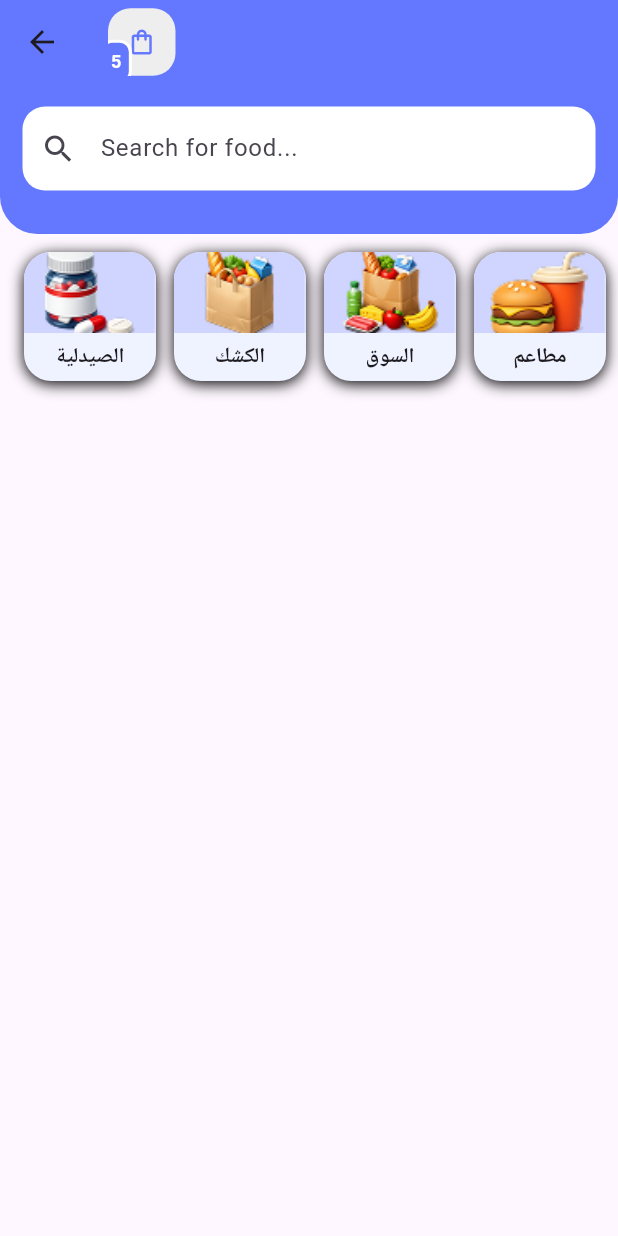
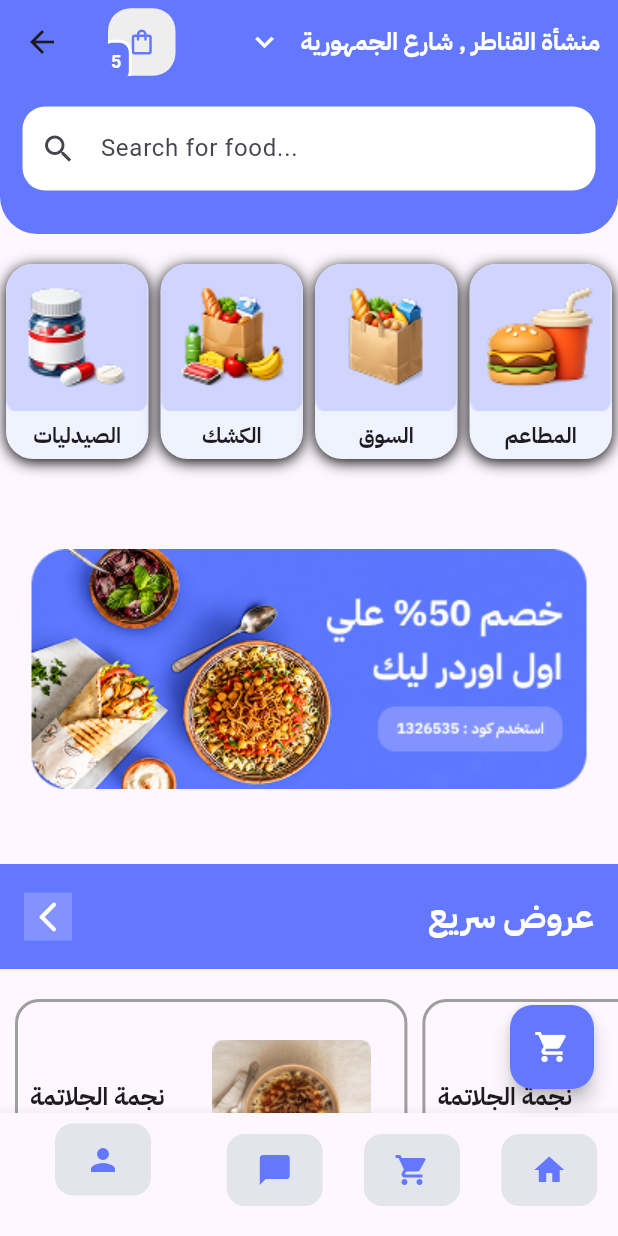
Before and after one commit to Kaream66/Sare3_app, a Flutter app: the HomeViewBody screen opened directly, on a phone screen of 412 x 824 dp. Run offline on Flutter 3.47's test engine with Material 3 defaults, Android fonts, the phone set to English and light mode, and no system bars; our stand-ins replace smooth_page_indicator; project files that could hold a hidden picture were left out.

Commit message:
finish home screen

```diff
--- a/lib/core/helpers/routes.dart
+++ b/lib/core/helpers/routes.dart
@@ -1,10 +1,12 @@
 import 'package:flutter/material.dart';
 import 'package:sare3_app/features/home/views/home_view.dart';
+import 'package:sare3_app/features/home/views/offers_view.dart';
 import 'package:sare3_app/features/onboarding/views/onboarding_view.dart';
 
 class Routes {
   static const String homeViewRoute = '/homeView';
   static const String onboardingRoute = '/onboardingView';
+  static const String offersPageRouate = '/offersPage';
 }
 
 class RouterGenerator {
@@ -14,6 +16,8 @@ class RouterGenerator {
         return MaterialPageRoute(builder: ((context) => HomeView()));
       case Routes.onboardingRoute:
         return MaterialPageRoute(builder: ((context) => OnboardingView()));
+      case Routes.offersPageRouate:
+        return MaterialPageRoute(builder: ((context) => OffersView()));
       default:
         return null;
     }
--- a/lib/core/utils/text_styles.dart
+++ b/lib/core/utils/text_styles.dart
@@ -1,10 +1,34 @@
 import 'package:flutter/material.dart';
 
 abstract class TextStyles {
-  static TextStyle bold24 = TextStyle(fontWeight: FontWeight(700), fontSize: 24);
-  static TextStyle bold22 = TextStyle(fontWeight: FontWeight(700), fontSize: 22);
-  static TextStyle bold16 = TextStyle(fontWeight: FontWeight(700), fontSize: 16);
-  static TextStyle bold14 = TextStyle(fontWeight: FontWeight(700), fontSize: 14);
-  static TextStyle meduim16 = TextStyle(fontWeight: FontWeight(500), fontSize: 16);
-  static TextStyle regular14 = TextStyle(fontWeight: FontWeight(400), fontSize: 14);
+  static TextStyle bold24 = TextStyle(
+    fontWeight: FontWeight(700),
+    fontSize: 24,
+    fontFamily: 'IBM Plex Sans Arabic',
+  );
+  static TextStyle bold22 = TextStyle(
+    fontWeight: FontWeight(700),
+    fontSize: 22,
+    fontFamily: 'IBM Plex Sans Arabic',
+  );
+  static TextStyle bold16 = TextStyle(
+    fontWeight: FontWeight(700),
+    fontSize: 16,
+    fontFamily: 'IBM Plex Sans Arabic',
+  );
+  static TextStyle bold14 = TextStyle(
+    fontWeight: FontWeight(700),
+    fontSize: 14,
+    fontFamily: 'IBM Plex Sans Arabic',
+  );
+  static TextStyle meduim16 = TextStyle(
+    fontWeight: FontWeight(500),
+    fontSize: 16,
+    fontFamily: 'IBM Plex Sans Arabic',
+  );
+  static TextStyle regular14 = TextStyle(
+    fontWeight: FontWeight(400),
+    fontSize: 14,
+    fontFamily: 'IBM Plex Sans Arabic',
+  );
 }
--- /dev/null
+++ b/lib/features/home/views/offers_view.dart
@@ -0,0 +1,47 @@
+import 'package:flutter/material.dart';
+import 'package:sare3_app/core/utils/text_styles.dart';
+
+class OffersView extends StatelessWidget {
+  const OffersView({super.key});
+
+  @override
+  Widget build(BuildContext context) {
+    return SizedBox(
+      height: 150,
+
+      child: ListView.builder(
+        scrollDirection: Axis.horizontal,
+        itemCount: 4,
+        itemBuilder: (context, index) {
+          return Padding(
+            padding: const EdgeInsets.only(left: 10),
+            child: Container(
+              decoration: BoxDecoration(
+                border: Border.all(color: Colors.grey, width: 2),
+                borderRadius: BorderRadius.circular(16),
+              ),
+              child: Row(
+                mainAxisAlignment: MainAxisAlignment.center,
+
+                children: [
+                  Padding(
+                    padding: const EdgeInsets.only(left: 8),
+                    child: Column(
+                      mainAxisAlignment: MainAxisAlignment.center,
+                      children: [
+                        Text('نجمة الجلاتمة', style: TextStyles.bold16),
+                        Text(' علبة جامبو', style: TextStyles.regular14),
+                      ],
+                    ),
+                  ),
+                  SizedBox(width: 10),
+                  Image.asset('assets/images/discount_image.png', width: 150),
+                ],
+              ),
+            ),
+          );
+        },
+      ),
+    );
+  }
+}
--- a/lib/features/home/widgets/categories_list_view.dart
+++ b/lib/features/home/widgets/categories_list_view.dart
@@ -3,52 +3,77 @@ import 'package:sare3_app/core/utils/text_styles.dart';
 import 'package:sare3_app/features/home/models/category_model.dart';
 
 class CategoriesListView extends StatelessWidget {
-  const CategoriesListView({super.key, this.categoryModel, this.categories});
+  const CategoriesListView({super.key, this.categoryModel});
 
   final CategoryModel? categoryModel;
-  final List<CategoryModel>? categories;
-
-  static final List<CategoryModel> defaultCategories = [
-    CategoryModel(
-      name: Text('الصيدلية', style: TextStyles.bold14),
-      image: 'assets/images/pharmcy_logo.png',
-    ),
-    CategoryModel(
-      name: Text('الكشك', style: TextStyles.bold14),
-      image: 'assets/images/shopping_logo.png',
-    ),
-    CategoryModel(
-      name: Text('السوق', style: TextStyles.bold14),
-      image: 'assets/images/market_logo.png',
-    ),
-    CategoryModel(
-      name: Text('مطاعم', style: TextStyles.bold14),
-      image: 'assets/images/food_logo.png',
-    ),
-  ];
 
   @override
   Widget build(BuildContext context) {
-    final items = categories ?? (categoryModel != null ? [categoryModel!] : defaultCategories);
+    return SizedBox(
+      height: 130,
+      child: Row(
+        children: [
+          Expanded(
+            child: Padding(
+              padding: const EdgeInsets.symmetric(horizontal: 4),
+              child: CategoryWidget(
+                ontap: () {},
+                image: 'assets/images/pharmcy_logo.png',
+                title: 'الصيدليات',
+              ),
+            ),
+          ),
+          Expanded(
+            child: Padding(
+              padding: const EdgeInsets.symmetric(horizontal: 4),
+              child: CategoryWidget(
+                ontap: () {},
+                image: 'assets/images/market_logo.png',
+                title: 'الكشك',
+              ),
+            ),
+          ),
+          Expanded(
+            child: Padding(
+              padding: const EdgeInsets.symmetric(horizontal: 4),
+              child: CategoryWidget(
+                ontap: () {},
+                image: 'assets/images/shopping_logo.png',
+                title: 'السوق',
+              ),
+            ),
+          ),
+          Expanded(
+            child: Padding(
+              padding: const EdgeInsets.symmetric(horizontal: 4),
+              child: CategoryWidget(
+                ontap: () {},
+                image: 'assets/images/food_logo.png',
+                title: 'المطاعم',
+              ),
+            ),
+          ),
+        ],
+      ),
+    );
+  }
+}
 
-    return SizedBox(
-      height: 110,
-      child: ListView.separated(
-        scrollDirection: Axis.horizontal,
-        padding: const EdgeInsets.symmetric(horizontal: 16, vertical: 12),
-        itemCount: items.length,
-        separatorBuilder: (context, index) => const SizedBox(width: 12),
-        itemBuilder: (context, index) {
-          final category = items[index];
-
-          return Container(
-            width: 88,
+class CategoryWidget extends StatelessWidget {
+  const CategoryWidget({super.key, required this.ontap, required this.image, required this.title});
+  final VoidCallback ontap;
+  final String image;
+  final String title;
+  @override
+  Widget build(BuildContext context) {
+    return GestureDetector(
+      onTap: ontap,
+      child: Container(
+        width: double.infinity,
         decoration: BoxDecoration(
           color: Color(0xffEFF2FF),
           borderRadius: BorderRadius.circular(18),
-              boxShadow: [
-                BoxShadow(color: Colors.black, blurRadius: 8, offset: const Offset(0, 2)),
-              ],
+          boxShadow: [BoxShadow(color: Colors.black, blurRadius: 8, offset: const Offset(0, 2))],
         ),
         clipBehavior: Clip.antiAlias,
         child: Column(
@@ -56,14 +81,15 @@ class CategoriesListView extends StatelessWidget {
             Expanded(
               child: SizedBox(
                 width: double.infinity,
-                    child: Image.asset(category.image, fit: BoxFit.cover),
+                child: Image.asset(image, fit: BoxFit.cover),
               ),
             ),
-                Padding(padding: const EdgeInsets.symmetric(vertical: 6), child: category.name),
+            Padding(
+              padding: const EdgeInsets.symmetric(vertical: 6),
+              child: Text(title, style: TextStyles.bold14),
+            ),
           ],
         ),
-          );
-        },
       ),
     );
   }
--- a/lib/features/home/widgets/home_view_body.dart
+++ b/lib/features/home/widgets/home_view_body.dart
@@ -1,8 +1,12 @@
 import 'package:flutter/material.dart';
+import 'package:sare3_app/core/helpers/routes.dart';
 import 'package:sare3_app/core/utils/app_colors.dart';
+import 'package:sare3_app/core/utils/text_styles.dart';
 import 'package:sare3_app/core/widgets/cart_widget.dart';
+import 'package:sare3_app/features/home/views/offers_view.dart';
 import 'package:sare3_app/features/home/widgets/categories_list_view.dart';
 import 'package:sare3_app/features/home/widgets/home_search_bar.dart';
+import 'package:sare3_app/features/home/widgets/offer_widget.dart';
 
 class HomeViewBody extends StatefulWidget {
   const HomeViewBody({super.key});
@@ -19,11 +23,146 @@ class _HomeViewBodyState extends State<HomeViewBody> {
         backgroundColor: AppColors.primaryColor,
         elevation: 0,
         title: CartWidget(),
+        actions: [
+          Row(
+            children: [
+              Icon(Icons.keyboard_arrow_down, color: Colors.white),
+              TextButton(
+                onPressed: () {},
+                child: Text(
+                  'منشأة القناطر , شارع الجمهورية',
+                  style: TextStyles.bold16.copyWith(color: Colors.white),
+                ),
+              ),
+            ],
+          ),
+        ],
       ),
-      body: Column(
-        children: [
-          HomeSearchBar(),
-          CategoriesListView(),
+      body: SingleChildScrollView(
+        child: Column(
+          children: [
+            HomeSearchBar(),
+            SizedBox(height: 20),
+            CategoriesListView(),
+
+            SizedBox(height: 50),
+            OfferWidget(),
+            SizedBox(height: 40),
+
+            Container(
+              height: 70,
+              width: double.maxFinite,
+              decoration: BoxDecoration(color: AppColors.primaryColor),
+              child: Padding(
+                padding: const EdgeInsets.all(16.0),
+                child: Row(
+                  children: [
+                    GestureDetector(
+                      onTap: () {
+                        Navigator.pushReplacementNamed(context, Routes.offersPageRouate);
+                      },
+                      child: Container(
+                        height: 32,
+                        width: 32,
+                        decoration: BoxDecoration(color: Color(0xff8293FF)),
+                        child: Icon(Icons.arrow_back_ios_new_rounded, color: Color(0xffFFFFFF)),
+                      ),
+                    ),
+                    Spacer(),
+                    Text('عروض سريع', style: TextStyles.bold22.copyWith(color: Colors.white)),
+                  ],
+                ),
+              ),
+            ),
+            SizedBox(height: 20),
+            OffersView(),
+            SizedBox(height: 20),
+          ],
+        ),
+      ),
+      floatingActionButton: FloatingActionButton(
+        onPressed: () {},
+        backgroundColor: AppColors.primaryColor,
+        foregroundColor: Colors.white,
+        elevation: 5,
+        shape: RoundedRectangleBorder(borderRadius: BorderRadius.circular(15)),
+        child: Icon(Icons.shopping_cart),
+      ),
+      bottomNavigationBar: BottomNavigationBar(
+        backgroundColor: Color(0xffFCFCFC),
+        items: [
+          BottomNavigationBarItem(
+            label: 'Your Profile',
+
+            icon: Container(
+              decoration: BoxDecoration(
+                color: Color.fromARGB(255, 227, 229, 236),
+                borderRadius: BorderRadius.circular(12),
+              ),
+              child: Padding(
+                padding: const EdgeInsets.only(left: 8.0, right: 8),
+                child: IconButton(
+                  onPressed: () {},
+                  icon: Icon(Icons.person),
+                  color: AppColors.primaryColor,
+                ),
+              ),
+            ),
+          ),
+          BottomNavigationBarItem(
+            label: 'Chats',
+
+            icon: Container(
+              decoration: BoxDecoration(
+                color: Color.fromARGB(255, 227, 229, 236),
+                borderRadius: BorderRadius.circular(12),
+              ),
+              child: Padding(
+                padding: const EdgeInsets.only(left: 8.0, right: 8),
+                child: IconButton(
+                  onPressed: () {},
+                  icon: Icon(Icons.chat_bubble),
+                  color: AppColors.primaryColor,
+                ),
+              ),
+            ),
+          ),
+          BottomNavigationBarItem(
+            label: 'Your Cart',
+
+            icon: Container(
+              decoration: BoxDecoration(
+                color: Color.fromARGB(255, 227, 229, 236),
+                borderRadius: BorderRadius.circular(12),
+              ),
+              child: Padding(
+                padding: const EdgeInsets.only(left: 8.0, right: 8),
+                child: IconButton(
+                  onPressed: () {},
+                  icon: Icon(Icons.shopping_cart),
+                  color: AppColors.primaryColor,
+                ),
+              ),
+            ),
+          ),
+          BottomNavigationBarItem(
+            label: 'Home',
+
+            icon: Container(
+              decoration: BoxDecoration(
+                color: Color.fromARGB(255, 227, 229, 236),
+                borderRadius: BorderRadius.circular(12),
+              ),
+              child: Padding(
+                padding: const EdgeInsets.only(left: 8.0, right: 8),
+                child: IconButton(
+                  onPressed: () {},
+                  icon: Icon(Icons.home_sharp),
+                  color: AppColors.primaryColor,
+                ),
+              ),
+            ),
+          ),
         ],
       ),
     );
--- /dev/null
+++ b/lib/features/home/widgets/offer_widget.dart
@@ -0,0 +1,15 @@
+import 'package:flutter/material.dart';
+
+class OfferWidget extends StatelessWidget {
+  const OfferWidget({super.key});
+
+  @override
+  Widget build(BuildContext context) {
+    return Container(
+      height: 180,
+      width: double.infinity,
+      decoration: BoxDecoration(borderRadius: BorderRadius.circular(16)),
+      child: Image.asset('assets/images/offer_image.png'),
+    );
+  }
+}
```
Also changed, not shown: assets/images/discount_image.png (added), assets/images/offer_image.png (added). Lines whose indentation alone changed are shown as unchanged.
